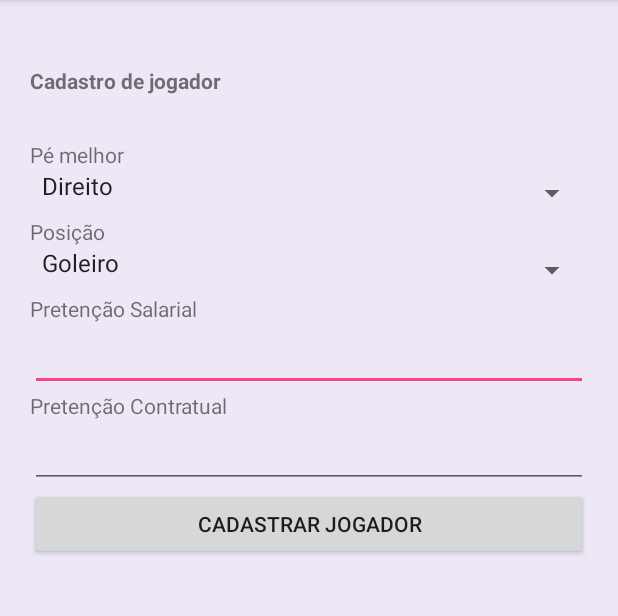
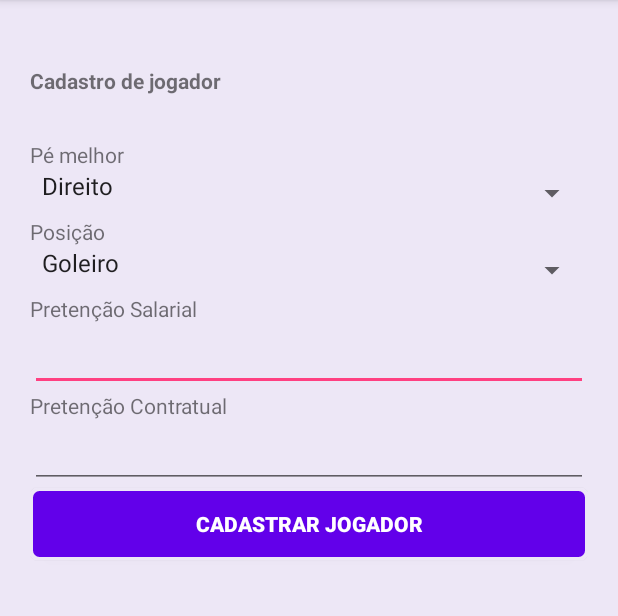
Before and after one commit to brunojamelli/GitfootJogador, an Android app: the screen it shows after launch once a user with an empty profile is signed in (JogadorActivity), on a phone screen of 412 x 824 dp, the part 84-700 px from its top. Run offline under Robolectric (Android 15) with nearby library versions, the phone set to English and light mode, and no system bars; our stand-ins replace CircleImageView, Firebase (no records; nobody signed in at launch, a user with empty details on screens opened directly); libraries missing offline, so code that uses them is left out: com.firebase.ui.

Commit message:
Adição de customização dos botões.

```diff
--- /dev/null
+++ b/app/src/main/res/drawable/botao_custumizado.xml
@@ -0,0 +1,18 @@
+<?xml version="1.0" encoding="utf-8"?>
+<shape xmlns:android="http://schemas.android.com/apk/res/android"
+    android:shape="rectangle"
+    >
+
+    <corners
+        android:radius="5dp"
+        />
+
+    <solid
+        android:color="@color/purple"
+        />
+
+    <stroke
+        android:width="2dp"
+        android:color="@color/fundo"
+        />
+</shape>
--- a/app/src/main/res/layout/fragment_cadastro.xml
+++ b/app/src/main/res/layout/fragment_cadastro.xml
@@ -76,6 +76,9 @@
         android:layout_width="match_parent"
         android:layout_height="wrap_content"
         android:text="Cadastrar Jogador"
+        android:background="@drawable/botao_custumizado"
+        android:textColor="@color/colorWhite"
+        android:textStyle="bold"
         />
 
 </LinearLayout>
--- a/app/src/main/res/layout/fragment_localizar.xml
+++ b/app/src/main/res/layout/fragment_localizar.xml
@@ -26,7 +26,9 @@
         android:layout_width="wrap_content"
         android:layout_height="match_parent"
         android:layout_weight="9.2"
-        android:background="@color/colorPrimaryDark"
+        android:background="@drawable/botao_custumizado"
+        android:paddingStart="10dp"
+        android:paddingEnd="10dp"
         android:textColor="@color/colorWhite"
         android:textStyle="bold"
         android:text="Salvar Localização"
```
